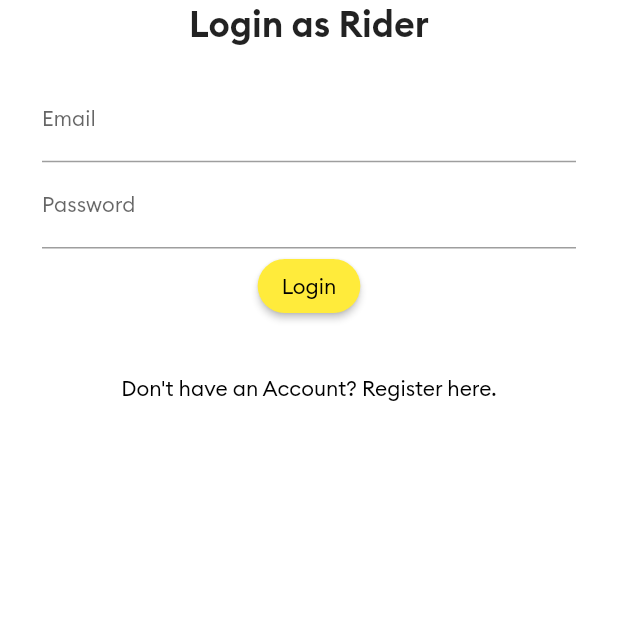
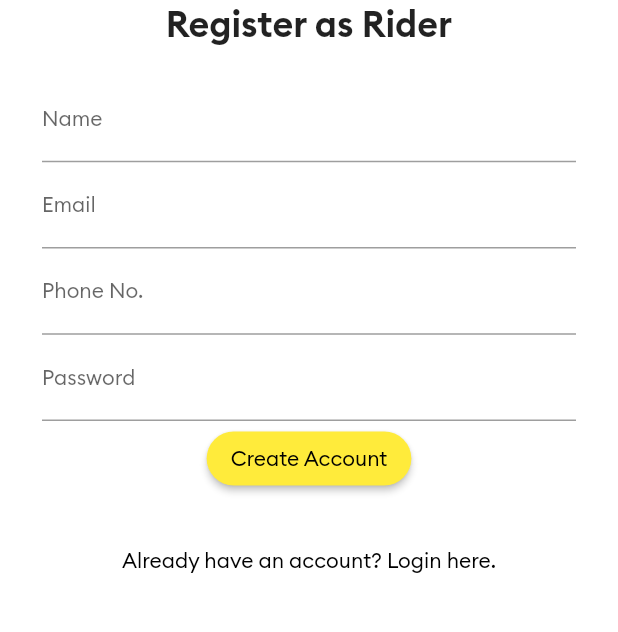
Before and after one commit to baljeetjangra/flutter_uber_clone_rider_app, a Flutter app: the screen it shows after launch, on a phone screen of 412 x 824 dp, the part 440-1072 px from its top. Run offline on Flutter 3.47's test engine with Material 2 defaults, Android fonts, the phone set to English and light mode, and no system bars.

Commit message:
register screen created

```diff
--- /dev/null
+++ b/lib/Screens/RegistrationScreen.dart
@@ -0,0 +1,130 @@
+import 'package:flutter/material.dart';
+
+class RegistrationScreen extends StatelessWidget {
+  const RegistrationScreen({Key? key}) : super(key: key);
+
+  @override
+  Widget build(BuildContext context) {
+    return Scaffold(
+      backgroundColor: Colors.white,
+      body: SingleChildScrollView(
+        child: Padding(
+          padding: EdgeInsets.all(8.0),
+          child: Column(
+            children: [
+              SizedBox(height: 35.0,),
+              Image(image:AssetImage("images/logo.png"),
+                width: 390, height: 250, alignment: Alignment.center,
+              ),
+              SizedBox(height: 1,),
+              Text("Register as Rider",
+                style: TextStyle(fontSize: 24, fontFamily: "Brand Bold"),
+                textAlign: TextAlign.center,
+              ),
+              Padding(padding: EdgeInsets.all(20),
+                child: Column(
+                  children: [
+                    SizedBox(height: 1,),
+                    TextField(
+                      keyboardType: TextInputType.text,
+                      decoration: InputDecoration(
+                          labelText: "Name",
+                          labelStyle: TextStyle(
+                              fontSize: 14
+                          ),
+                          hintStyle: TextStyle(
+                              color: Colors.grey,
+                              fontSize: 10
+                          )
+                      ),
+                      style: TextStyle(
+                          fontSize: 14
+                      ),
+                    ),
+
+                    SizedBox(height: 1,),
+                    TextField(
+                      keyboardType: TextInputType.emailAddress,
+                      decoration: InputDecoration(
+                          labelText: "Email",
+                          labelStyle: TextStyle(
+                              fontSize: 14
+                          ),
+                          hintStyle: TextStyle(
+                              color: Colors.grey,
+                              fontSize: 10
+                          )
+                      ),
+                      style: TextStyle(
+                          fontSize: 14
+                      ),
+                    ),
+                    SizedBox(height: 1,),
+                    TextField(
+                      keyboardType: TextInputType.phone,
+                      decoration: InputDecoration(
+                          labelText: "Phone No.",
+                          labelStyle: TextStyle(
+                              fontSize: 14
+                          ),
+                          hintStyle: TextStyle(
+                              color: Colors.grey,
+                              fontSize: 10
+                          )
+                      ),
+                      style: TextStyle(
+                          fontSize: 14
+                      ),
+                    ),
+                    SizedBox(height: 1,),
+                    TextField(
+                      obscureText: true,
+                      decoration: InputDecoration(
+                          labelText: "Password",
+                          labelStyle: TextStyle(
+                              fontSize: 14
+                          ),
+                          hintStyle: TextStyle(
+                              color: Colors.grey,
+                              fontSize: 10
+                          )
+                      ),
+                      style: TextStyle(
+                          fontSize: 14
+                      ),
+                    ),
+                    SizedBox(height: 1,),
+                    ElevatedButton(child: const Text('Create Account'),
+                      onPressed: (){
+                        print("login button clicked");
+                      },
+                      style: ButtonStyle(
+                        backgroundColor: MaterialStateProperty.all<Color>(Colors.yellow),
+                        foregroundColor: MaterialStateProperty.all<Color>(Colors.black),
+                        shape: MaterialStateProperty.all<RoundedRectangleBorder>(
+                            RoundedRectangleBorder(
+                              borderRadius: BorderRadius.circular(24),
+                            )
+                        ),
+                      ),
+                    )
+
+                  ],
+                ),
+              ),
+              TextButton(onPressed: (){
+                print("register");
+              }, child: Text(
+                  "Already have an account? Login here."
+              ),
+                style: ButtonStyle(
+                  foregroundColor: MaterialStateProperty.all<Color>(Colors.black),
+                ),
+              ),
+            ],
+          ),
+        ),
+      ),
+    );
+  }
+}
--- a/lib/main.dart
+++ b/lib/main.dart
@@ -1,6 +1,7 @@
 import 'package:flutter/material.dart';
 import 'package:flutter_projects/Screens/LoginScreen.dart';
 import 'package:flutter_projects/Screens/MainScreen.dart';
+import 'package:flutter_projects/Screens/RegistrationScreen.dart';
 
 void main() {
   runApp(MyApp());
@@ -16,7 +17,7 @@ class MyApp extends StatelessWidget {
         fontFamily: "Brand-Regular",
         primarySwatch: Colors.blue,
       ),
-      home: LoginScreen(),
+      home: RegistrationScreen(),
       debugShowCheckedModeBanner: false,
     );
 
```
